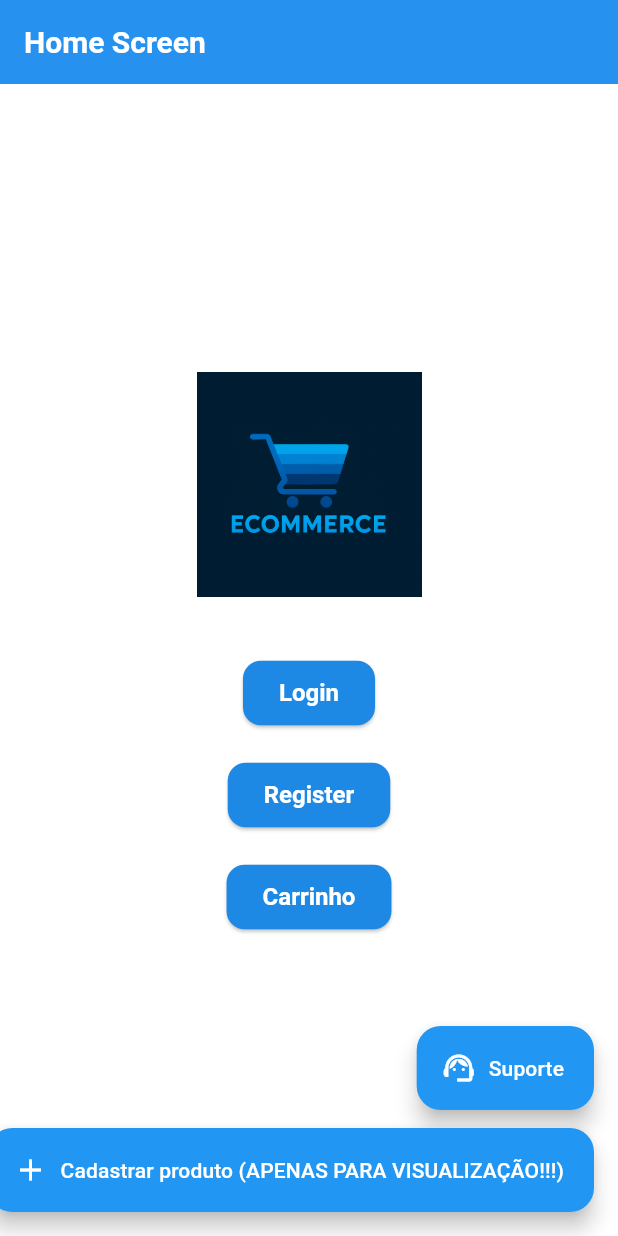
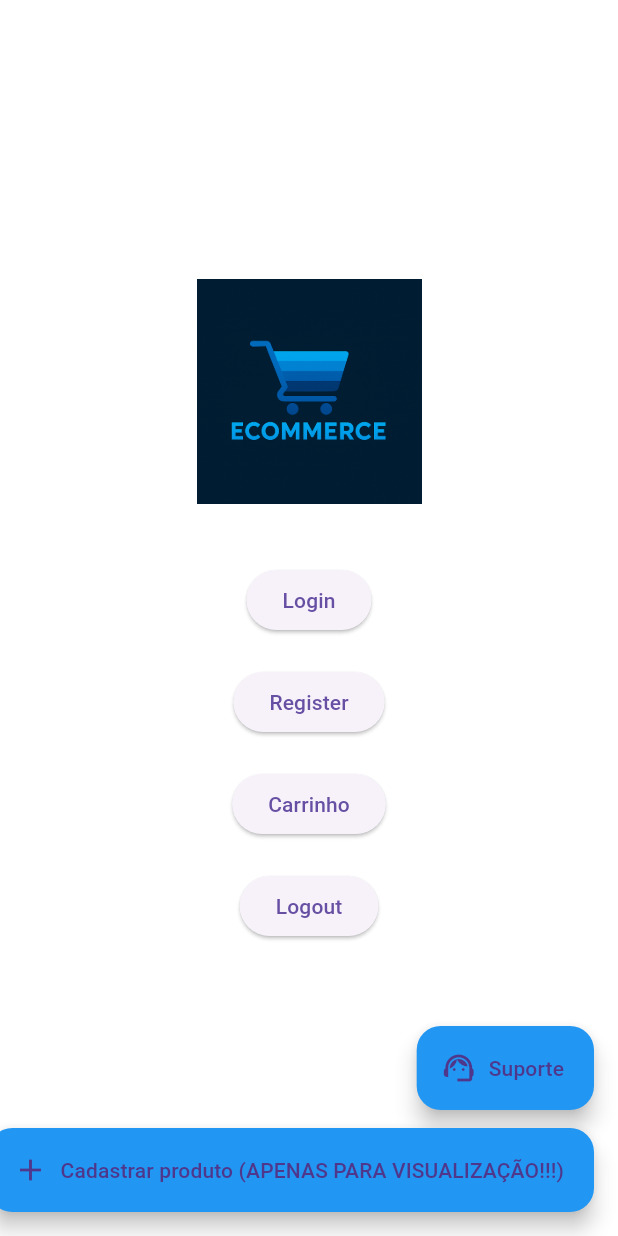
Before and after one commit to JotapeCruzz/MyCommerceStore, a Flutter app: the HomeScreen screen opened directly, on a phone screen of 412 x 824 dp. Run offline on Flutter 3.47's test engine with Material 3 defaults, Android fonts, the phone set to English and light mode, and no system bars; our stand-ins replace firebase_auth, firebase_core, flutter_svg, qr_flutter; accounts and stored records are empty; generated files the repository leaves out were written again; network calls fail.

Commit message:
Funcionalidades de login
adicionado funcionalidades de login, correções de layout

```diff
--- a/analysis_options.yaml
+++ b/analysis_options.yaml
@@ -5,3 +5,4 @@
     unnecessary_brace_in_string_interps: ignore
     unnecessary_string_interpolations: ignore
     avoid_print: ignore
+    use_build_context_synchronously: ignore
--- a/lib/main.dart
+++ b/lib/main.dart
@@ -19,7 +19,7 @@
         ChangeNotifierProvider(create: (_) => CartProvider()),
         // se tiver outros providers, adicione aqui
       ],
-      child: const MainApp(),
+      child: MainApp(),
     ),
   );
 }
--- a/lib/pages/home_screen.dart
+++ b/lib/pages/home_screen.dart
@@ -1,4 +1,6 @@
 import 'package:ecommerce_my_store/colors.dart';
+import 'package:ecommerce_my_store/services/auth_service.dart';
+import 'package:ecommerce_my_store/widgets/new_product.dart';
 import 'package:flutter/material.dart';
 import 'package:ecommerce_my_store/routes/routes.dart';
 
@@ -17,11 +19,6 @@
     // Scaffold é a estrutura base da tela (AppBar, body, botões flutuantes, etc.)
     return Scaffold(
       backgroundColor: Palette.whiteColor,
-      appBar: AppBar(
-        backgroundColor: Colors.blue, // Cor do topo da tela
-        title: const Text("Home Screen"), // Título da AppBar
-      ),
-
       // O corpo da tela (onde ficam os botões principais)
       body: Row(
         mainAxisAlignment: MainAxisAlignment.center, // centraliza na horizontal
@@ -75,12 +72,22 @@
                   child: const Text("Carrinho"),
                 ),
               ),
+              Padding(
+                padding: const EdgeInsets.all(10),
+                child: ElevatedButton(
+                  onPressed: () {
+                    setState(() {
+                      AuthService().userLogout();
+                      Navigator.pushNamed(context, Routes.login);
+                    });
+                  },
+                  child: const Text("Logout"),
+                ),
+              ),
             ],
           ),
         ],
       ),
-
-
 
       // Define onde o botão flutuante vai ficar (no canto inferior direito)
       floatingActionButtonLocation: FloatingActionButtonLocation.endFloat,
@@ -102,27 +109,9 @@
           const SizedBox(height: 12), // espaço entre os dois botões
 
           // Chamo o widget que cria o botão de cadastro de produto
-          newProduct(),
+          NewProduct()
         ],
       ),
     );
   }
 }
-
-// Widget separado só pra deixar o código mais organizado
-class newProduct extends StatelessWidget {
-  const newProduct({super.key});
-
-  @override
-  Widget build(BuildContext context) {
-    // Botão flutuante para ir pra tela de cadastro de produto
-    return FloatingActionButton.extended(
-      heroTag: 'fab-product-register', // tag única pra não dar conflito
-      backgroundColor: Colors.blue,
-      icon: const Icon(Icons.add),
-      label: const Text('Cadastrar produto (APENAS PARA VISUALIZAÇÃO!!!)'),
-      onPressed: () =>
-          Navigator.pushNamed(context, Routes.productRegister), // abre a tela de cadastro
-    );
-  }
-}
--- a/lib/pages/kart_screen.dart
+++ b/lib/pages/kart_screen.dart
@@ -16,7 +16,7 @@
     return Scaffold(
       backgroundColor: Colors.white,
       appBar: AppBar(
-        backgroundColor: Palette.appBarColor, //---------------
+        backgroundColor: Palette.appBarColor,
         title: Image.asset('assets/images/e_logo.png', height: 40),
         centerTitle: true,
         elevation: 0,
--- a/lib/pages/payment_screen.dart
+++ b/lib/pages/payment_screen.dart
@@ -5,7 +5,7 @@
 import '../providers/cart_provider.dart'; // Correct import for CartProvider
 
 class PagamentoScreen extends StatefulWidget {
-  const PagamentoScreen({Key? key}) : super(key: key);
+  const PagamentoScreen({super.key});
 
   @override
   State<PagamentoScreen> createState() => _PagamentoScreenState();
--- a/lib/widgets/login_field.dart
+++ b/lib/widgets/login_field.dart
@@ -12,7 +12,7 @@
     super.key,
     required this.labelText,
     this.isPassword = false,
-    this.boxWidth = 350,
+    this.boxWidth = 310,
     this.validator,
     this.controller,
   });
@@ -25,7 +25,7 @@
         controller: controller,
         style: TextStyle(color: Palette.kSecondaryColor),
         decoration: InputDecoration(
-          contentPadding: EdgeInsets.all(27),
+          contentPadding: EdgeInsets.all(20),
           border: OutlineInputBorder(
             borderSide: BorderSide(color: Palette.borderColor, width: 2),
             borderRadius: BorderRadius.circular(10),
--- a/lib/widgets/new_product.dart
+++ b/lib/widgets/new_product.dart
@@ -2,8 +2,8 @@
 import 'package:ecommerce_my_store/routes/routes.dart';
 
 
-class newProduct extends StatelessWidget {
-  const newProduct({
+class NewProduct extends StatelessWidget {
+  const NewProduct({
     super.key,
   });
 
--- a/lib/widgets/snackbar.dart
+++ b/lib/widgets/snackbar.dart
@@ -1,6 +1,6 @@
 import 'package:flutter/material.dart';
 
-showSnack({required BuildContext context, required String message, bool isError = false}) {
+ void showSnack({required BuildContext context, required String message, bool isError = false}) {
   SnackBar snackBar = SnackBar(
     content: Text(message),
     backgroundColor: (isError)? Colors.red : Colors.green,
--- a/lib/widgets/social_button.dart
+++ b/lib/widgets/social_button.dart
@@ -34,7 +34,7 @@
       style: TextButton.styleFrom(
         backgroundColor: Palette.kSecondaryColor,
         padding: EdgeInsets.symmetric(
-          vertical: 30,
+          vertical: 20,
           horizontal: horizontalPadding,
         ),
         shape: RoundedRectangleBorder(
--- a/lib/widgets/submit_button.dart
+++ b/lib/widgets/submit_button.dart
@@ -5,7 +5,7 @@
   final void Function()? onPressed;
   final String buttonText;
   final List<double> size;
-  const SubmitButton({super.key, required this.buttonText, this.size = const [360, 55], this.onPressed});
+  const SubmitButton({super.key, required this.buttonText, this.size = const [315, 55], this.onPressed});
 
   @override
   Widget build(BuildContext context) {
```
Also changed, not shown: lib/app.dart (+1 -49 lines), lib/pages/login_screen.dart (+32 -14 lines), lib/pages/register_screen.dart (+13 -14 lines), lib/services/auth_service.dart (+18 -0 lines), lib/validation/validation.dart (+7 -16 lines).
